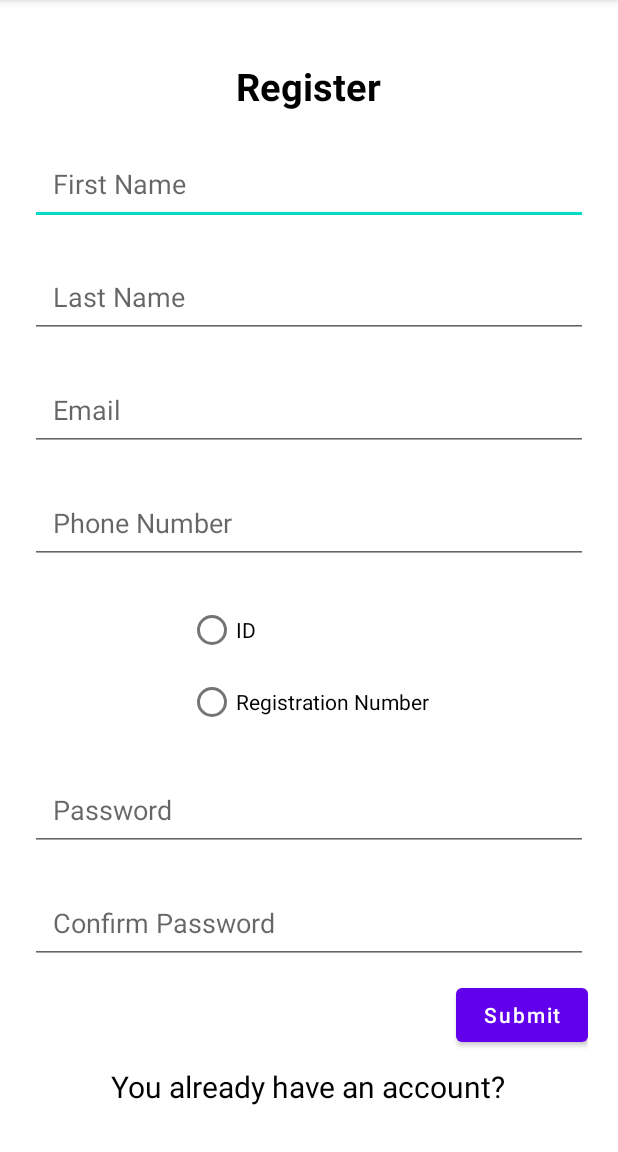
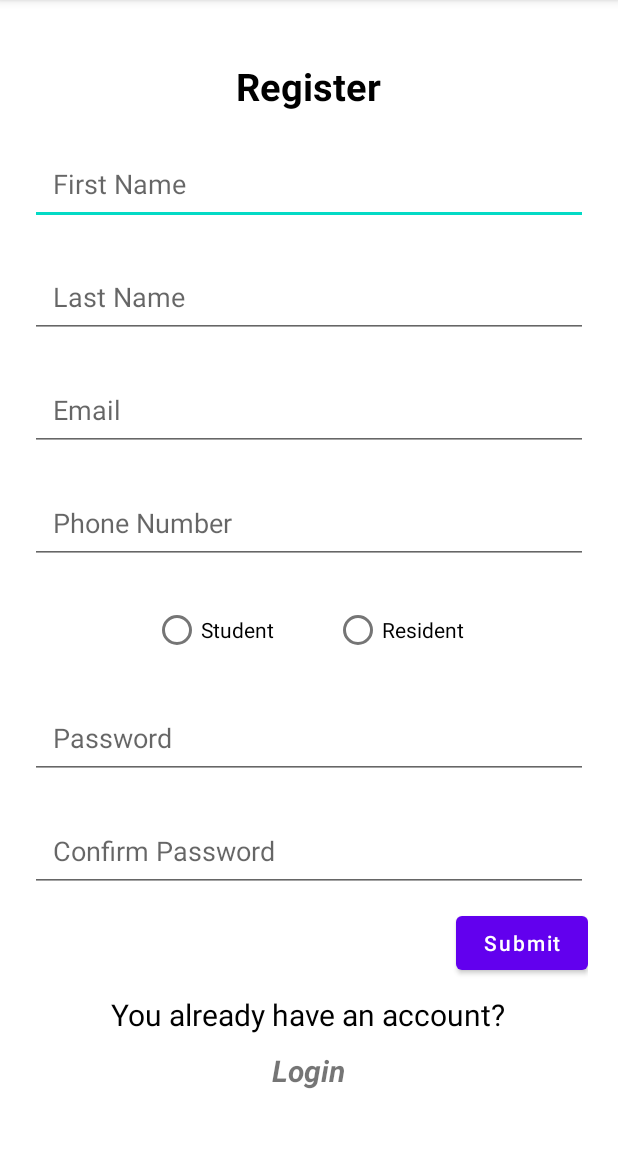
Before and after one commit to jonathan-baraza/M-Saidika, an Android app: the RegisterActivity screen opened directly, with no data from a screen before it, on a phone screen of 412 x 824 dp, the part 84-1236 px from its top. Run offline under Robolectric (Android 15) with nearby library versions, the phone set to English and light mode, and no system bars.

Commit message:
Added our Register Activity

```diff
--- a/app/src/main/java/com/example/m_saidika/RegisterActivity.java
+++ b/app/src/main/java/com/example/m_saidika/RegisterActivity.java
@@ -3,12 +3,35 @@ package com.example.m_saidika;
 import androidx.appcompat.app.AppCompatActivity;
 
 import android.os.Bundle;
+import android.widget.Button;
+import android.widget.EditText;
+import android.widget.RadioGroup;
+import android.widget.TextView;
 
 public class RegisterActivity extends AppCompatActivity {
+
+    public EditText fName, lName, email, phone, password, confirmPassword, admNo, idNo;
+    public TextView goToLogin;
+    public RadioGroup radioGroup;
+    public Button btnRegister;
+
 
     @Override
     protected void onCreate(Bundle savedInstanceState) {
         super.onCreate(savedInstanceState);
         setContentView(R.layout.activity_register);
+
+        fName = findViewById(R.id.fName);
+        lName = findViewById(R.id.lName);
+        email = findViewById(R.id.email);
+        phone = findViewById(R.id.phone);
+        password = findViewById(R.id.password);
+        confirmPassword = findViewById(R.id.confirmPassword);
+        admNo = findViewById(R.id.admNo);
+        idNo = findViewById(R.id.idNo);
+        goToLogin = findViewById(R.id.goToLogin);
+        radioGroup = findViewById(R.id.radioGroup);
+        btnRegister = findViewById(R.id.btnRegister);
+
     }
 }
--- a/app/src/main/res/layout/activity_register.xml
+++ b/app/src/main/res/layout/activity_register.xml
@@ -4,38 +4,46 @@
     xmlns:tools="http://schemas.android.com/tools"
     android:layout_width="match_parent"
     android:layout_height="match_parent"
-    tools:context=".RegisterActivity"
     android:padding="20dp"
+    tools:context=".RegisterActivity">
+
+    <ScrollView
+        android:layout_width="match_parent"
+        android:layout_height="match_parent">
+
+        <LinearLayout
+            android:layout_width="match_parent"
+            android:layout_height="match_parent"
             android:orientation="vertical">
 
             <TextView
+                android:id="@+id/register"
                 android:layout_width="wrap_content"
                 android:layout_height="wrap_content"
+                android:layout_gravity="center"
+                android:layout_marginTop="20dp"
                 android:text="Register"
                 android:textColor="@color/black"
                 android:textSize="25dp"
-        android:textStyle="bold"
-        android:layout_marginTop="20dp"
-        android:layout_gravity="center"
-        android:id="@+id/register"/>
+                android:textStyle="bold" />
 
             <EditText
-        android:id="@+id/fname"
+                android:id="@+id/fName"
                 android:layout_width="match_parent"
                 android:layout_height="wrap_content"
                 android:layout_marginTop="20dp"
                 android:hint="First Name"
                 android:inputType="textPersonName"
-        android:padding="15dp"/>
+                android:padding="15dp" />
 
             <EditText
-        android:id="@+id/lname"
+                android:id="@+id/lName"
                 android:layout_width="match_parent"
                 android:layout_height="wrap_content"
                 android:layout_marginTop="20dp"
                 android:hint="Last Name"
                 android:inputType="textPersonName"
-        android:padding="15dp"/>
+                android:padding="15dp" />
 
             <EditText
                 android:id="@+id/email"
@@ -44,7 +52,7 @@
                 android:layout_marginTop="20dp"
                 android:hint="Email"
                 android:inputType="textEmailAddress"
-        android:padding="15dp"/>
+                android:padding="15dp" />
 
             <EditText
                 android:id="@+id/phone"
@@ -53,25 +61,49 @@
                 android:layout_marginTop="20dp"
                 android:hint="Phone Number"
                 android:inputType="phone"
-        android:padding="15dp"/>
+                android:padding="15dp" />
 
             <RadioGroup
+                android:id="@+id/radioGroup"
                 android:layout_width="wrap_content"
                 android:layout_height="wrap_content"
-        android:layout_gravity="center"
-        android:layout_marginTop="20dp">
+                android:layout_gravity="center_horizontal"
+                android:layout_marginTop="20dp"
+                android:orientation="horizontal">
 
                 <RadioButton
+                    android:id="@+id/studentButton"
                     android:layout_width="match_parent"
                     android:layout_height="wrap_content"
-         android:text="ID"/>
+                    android:layout_marginRight="20dp"
+                    android:text="Student" />
 
                 <RadioButton
+                    android:id="@+id/residentButton"
                     android:layout_width="wrap_content"
                     android:layout_height="wrap_content"
-            android:text="Registration Number"/>
+                    android:layout_marginLeft="20dp"
+                    android:text="Resident" />
 
             </RadioGroup>
+
+            <EditText
+                android:id="@+id/admNo"
+                android:layout_width="match_parent"
+                android:layout_height="wrap_content"
+                android:layout_marginTop="20dp"
+                android:hint="Student Admission Number"
+                android:inputType="text"
+                android:visibility="gone" />
+
+            <EditText
+                android:id="@+id/idNo"
+                android:layout_width="match_parent"
+                android:layout_height="wrap_content"
+                android:layout_marginTop="20dp"
+                android:hint="Identification Number"
+                android:inputType="number"
+                android:visibility="gone" />
 
             <EditText
                 android:id="@+id/password"
@@ -80,43 +112,47 @@
                 android:layout_marginTop="20dp"
                 android:hint="Password"
                 android:inputType="textPassword"
-        android:padding="15dp"/>
+                android:padding="15dp" />
 
             <EditText
-        android:id="@+id/password_repeat"
+                android:id="@+id/confirmPassword"
                 android:layout_width="match_parent"
                 android:layout_height="wrap_content"
                 android:layout_marginTop="20dp"
                 android:hint="Confirm Password"
                 android:inputType="textPassword"
-        android:padding="15dp"/>
+                android:padding="15dp" />
 
             <Button
+                android:id="@+id/btnRegister"
                 android:layout_width="wrap_content"
                 android:layout_height="wrap_content"
-        android:id="@+id/btnRegister"
+                android:layout_gravity="end"
+                android:layout_marginTop="10dp"
                 android:text="Submit"
-        android:layout_marginTop="10dp"
-        android:textAllCaps="false"
-        android:layout_gravity="end"/>
-
-    <TextView
-        android:layout_width="wrap_content"
-        android:layout_height="wrap_content"
-        android:text="You already have an account?"
-        android:layout_gravity="center_horizontal"
-        android:layout_marginTop="10dp"
-        android:textColor="@color/black"
-        android:textSize="20dp"/>
+                android:textAllCaps="false" />
 
             <TextView
                 android:layout_width="wrap_content"
                 android:layout_height="wrap_content"
                 android:layout_gravity="center_horizontal"
                 android:layout_marginTop="10dp"
+                android:text="You already have an account?"
+                android:textColor="@color/black"
+                android:textSize="20dp" />
+
+            <TextView
+                android:id="@+id/goToLogin"
+                android:layout_width="wrap_content"
+                android:layout_height="wrap_content"
+                android:layout_gravity="center_horizontal"
+                android:layout_marginTop="10dp"
                 android:text="Login"
                 android:textSize="20dp"
-        android:textStyle="bold|italic"
-        android:id="@+id/goToLogin"/>
+                android:textStyle="bold|italic" />
 
         </LinearLayout>
+
+    </ScrollView>
+
+</LinearLayout>
```
Lines whose indentation alone changed are shown as unchanged.
